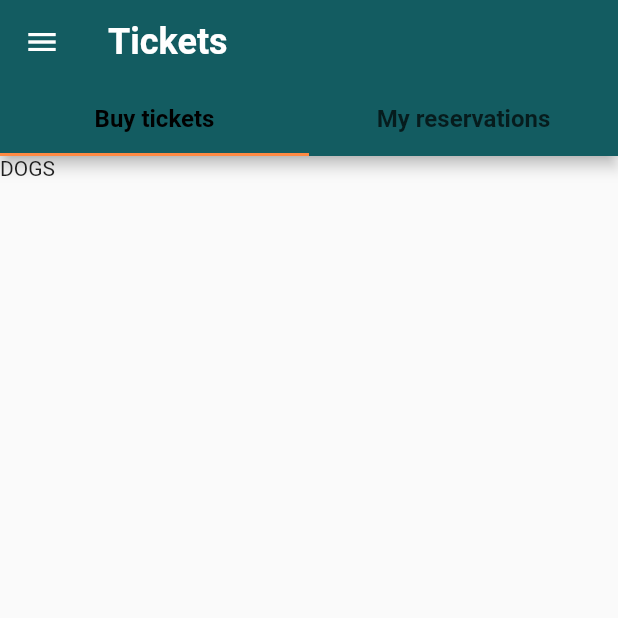
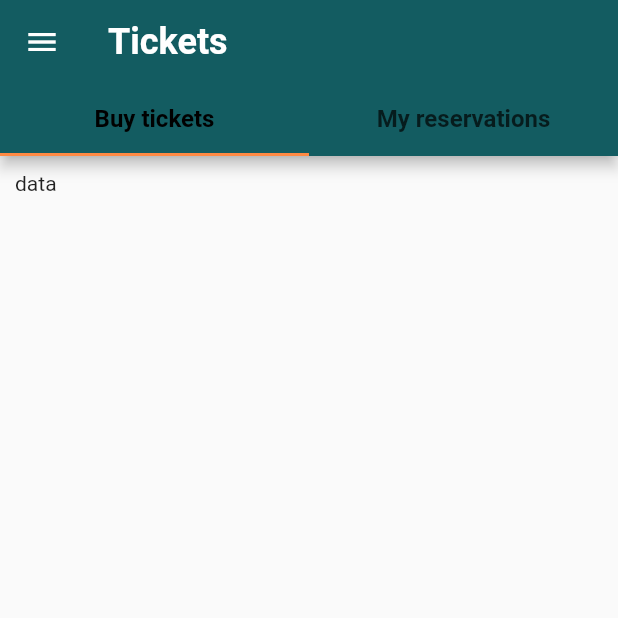
Before and after one commit to AIR-FOI-HR/AIR2101_FOAQ_TEAM_ZERO, a Flutter app: the TicketPurchaseScreen screen opened by its route, on a phone screen of 412 x 824 dp, the top half of it. Run offline on Flutter 3.47's test engine with Material 2 defaults, Android fonts, the light colour scheme and no system bars; our stand-ins replace email_validator.

Commit message:
Creating the new widget for displaying the buy tickets

```diff
--- a/lib/screens/ticket_purchase/ticket_purchase_screen.dart
+++ b/lib/screens/ticket_purchase/ticket_purchase_screen.dart
@@ -1,6 +1,7 @@
 import 'package:flutter/material.dart';
 
 import '../../widgets/main_menu_drawer.dart';
+import '../../widgets/ticket_purchase/buy_ticket.dart';
 
 class TicketPurchaseScreen extends StatelessWidget {
   static const routeName = '/TicketPurchase';
@@ -8,10 +9,8 @@ class TicketPurchaseScreen extends StatelessWidget {
   @override
   Widget build(BuildContext context) {
     final color = Theme.of(context);
-    return DefaultTabController(
-      length: 2,
-      child: Scaffold(
-        appBar: AppBar(
+
+    final appBarProperty = AppBar(
       title: const Text('Tickets'),
       backgroundColor: color.primaryColor,
       bottom: TabBar(
@@ -22,12 +21,17 @@ class TicketPurchaseScreen extends StatelessWidget {
           Tab(text: 'My reservations'),
         ],
       ),
-        ),
+    );
+
+    return DefaultTabController(
+      length: 2,
+      child: Scaffold(
+        appBar: appBarProperty,
         drawer: MainMenuDrawer(),
         body: TabBarView(
           children: [
-            Text('DOGS'),
-            Text('CATS'),
+            BuyTicket(),
+            Text('Todo'),
           ],
         ),
       ),
--- /dev/null
+++ b/lib/widgets/ticket_purchase/buy_ticket.dart
@@ -0,0 +1,13 @@
+import 'package:flutter/material.dart';
+
+import '../homepage/search_bar.dart';
+
+class BuyTicket extends StatelessWidget {
+  @override
+  Widget build(BuildContext context) {
+    return Container(
+      padding: const EdgeInsets.all(10),
+      child: Text('data'),
+    );
+  }
+}
```
Lines whose indentation alone changed are shown as unchanged.
